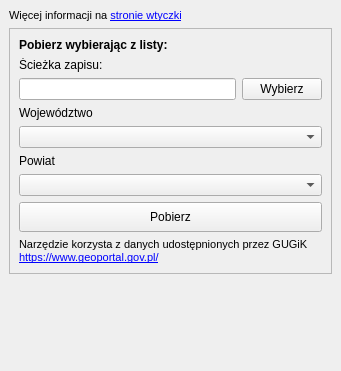
Before: the Qt Designer form gissupport_plugin/modules/data_downloader/bdot10k/bdot10k_dockwidget.ui in gis-support/gis-support-plugin, drawn with Qt 5.
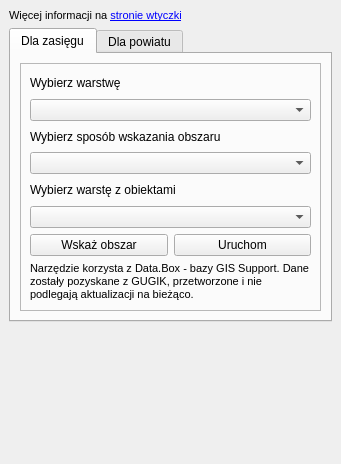
After: the same form once the commit is applied. Custom widgets are drawn as their Qt base class.

Commit message: Ulepszenie BDOT10k, pobieranie dla zasięgu

```diff
--- a/gissupport_plugin/modules/data_downloader/bdot10k/bdot10k_dockwidget.ui
+++ b/gissupport_plugin/modules/data_downloader/bdot10k/bdot10k_dockwidget.ui
@@ -7,7 +7,7 @@
     <x>0</x>
     <y>0</y>
     <width>341</width>
-    <height>371</height>
+    <height>464</height>
    </rect>
   </property>
   <property name="sizePolicy">
@@ -43,7 +43,124 @@
      </widget>
     </item>
     <item>
-     <widget class="QFrame" name="frame">
+     <widget class="QTabWidget" name="tabWidget">
+      <property name="currentIndex">
+       <number>0</number>
+      </property>
+      <widget class="QWidget" name="bounds">
+       <attribute name="title">
+        <string>Dla zasięgu</string>
+       </attribute>
+       <layout class="QVBoxLayout" name="verticalLayout">
+        <item>
+         <widget class="QFrame" name="boundsFrame">
+          <property name="frameShape">
+           <enum>QFrame::StyledPanel</enum>
+          </property>
+          <property name="frameShadow">
+           <enum>QFrame::Raised</enum>
+          </property>
+          <layout class="QVBoxLayout" name="verticalLayout_5">
+           <item>
+            <widget class="QLabel" name="layerLabel">
+             <property name="mouseTracking">
+              <bool>false</bool>
+             </property>
+             <property name="lineWidth">
+              <number>1</number>
+             </property>
+             <property name="text">
+              <string>Wybierz warstwę</string>
+             </property>
+            </widget>
+           </item>
+           <item>
+            <widget class="QComboBox" name="layerComboBox"/>
+           </item>
+           <item>
+            <widget class="QLabel" name="methodLabel">
+             <property name="font">
+              <font>
+               <kerning>true</kerning>
+              </font>
+             </property>
+             <property name="text">
+              <string>Wybierz sposób wskazania obszaru</string>
+             </property>
+            </widget>
+           </item>
+           <item>
+            <widget class="QComboBox" name="methodComboBox"/>
+           </item>
+           <item>
+            <widget class="QLabel" name="fromLayerLabel">
+             <property name="font">
+              <font>
+               <kerning>true</kerning>
+              </font>
+             </property>
+             <property name="text">
+              <string>Wybierz warstę z obiektami</string>
+             </property>
+            </widget>
+           </item>
+           <item>
+            <widget class="QgsMapLayerComboBox" name="fromLayerComboBox"/>
+           </item>
+           <item>
+            <layout class="QHBoxLayout" name="horizontalLayout">
+             <item>
+              <widget class="QPushButton" name="drawBoundsButton">
+               <property name="text">
+                <string>Wskaż obszar</string>
+               </property>
+              </widget>
+             </item>
+             <item>
+              <widget class="QPushButton" name="boundsDownloadButton">
+               <property name="text">
+                <string>Uruchom</string>
+               </property>
+              </widget>
+             </item>
+            </layout>
+           </item>
+           <item>
+            <widget class="QLabel" name="databoxLabel">
+             <property name="font">
+              <font>
+               <pointsize>8</pointsize>
+              </font>
+             </property>
+             <property name="text">
+              <string>&lt;html&gt;&lt;head/&gt;&lt;body&gt;&lt;p&gt;Narzędzie korzysta z Data.Box - bazy GIS Support. Dane zostały pozyskane z GUGIK, przetworzone i nie podlegają aktualizacji na bieżąco.&lt;/p&gt;&lt;/body&gt;&lt;/html&gt;</string>
+             </property>
+             <property name="textFormat">
+              <enum>Qt::RichText</enum>
+             </property>
+             <property name="scaledContents">
+              <bool>false</bool>
+             </property>
+             <property name="wordWrap">
+              <bool>true</bool>
+             </property>
+             <property name="openExternalLinks">
+              <bool>true</bool>
+             </property>
+            </widget>
+           </item>
+          </layout>
+         </widget>
+        </item>
+       </layout>
+      </widget>
+      <widget class="QWidget" name="powiat">
+       <attribute name="title">
+        <string>Dla powiatu</string>
+       </attribute>
+       <layout class="QVBoxLayout" name="verticalLayout_3">
+        <item>
+         <widget class="QFrame" name="powiatFrame">
       <property name="frameShape">
        <enum>QFrame::StyledPanel</enum>
       </property>
@@ -144,6 +261,10 @@
       </layout>
      </widget>
     </item>
+       </layout>
+      </widget>
+     </widget>
+    </item>
     <item>
      <spacer name="verticalSpacer">
       <property name="orientation">
@@ -160,6 +281,13 @@
    </layout>
   </widget>
  </widget>
+ <customwidgets>
+  <customwidget>
+   <class>QgsMapLayerComboBox</class>
+   <extends>QComboBox</extends>
+   <header>qgsmaplayercombobox.h</header>
+  </customwidget>
+ </customwidgets>
  <resources/>
  <connections/>
 </ui>
```
Lines whose indentation alone changed are shown as unchanged. The commit also changes 3 other files.
